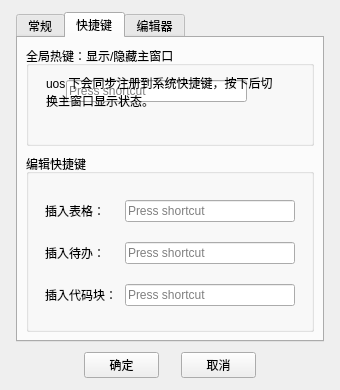
The window that setdialog.ui (magicdmer/EasyNoteX) describes before a commit, drawn with Qt 5.
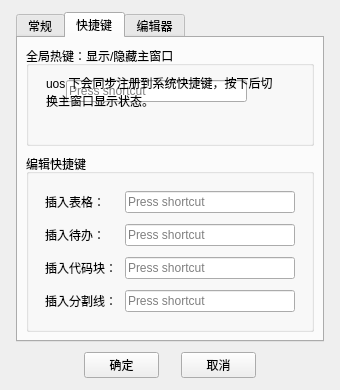
The same window after the commit. The open tabs and pages were chosen to show the change.

Commit message: feat: 添加分割线功能，默认为 ctrl+l 快捷键

```diff
--- a/setdialog.ui
+++ b/setdialog.ui
@@ -342,6 +342,16 @@
           </property>
          </widget>
         </item>
+        <item row="3" column="0">
+         <widget class="QLabel" name="labelHorizontalRuleShortcut">
+          <property name="text">
+           <string>插入分割线：</string>
+          </property>
+         </widget>
+        </item>
+        <item row="3" column="1">
+         <widget class="QKeySequenceEdit" name="keySequenceEditHorizontalRule"/>
+        </item>
        </layout>
       </widget>
      </item>
```
The commit also changes 10 other files.
